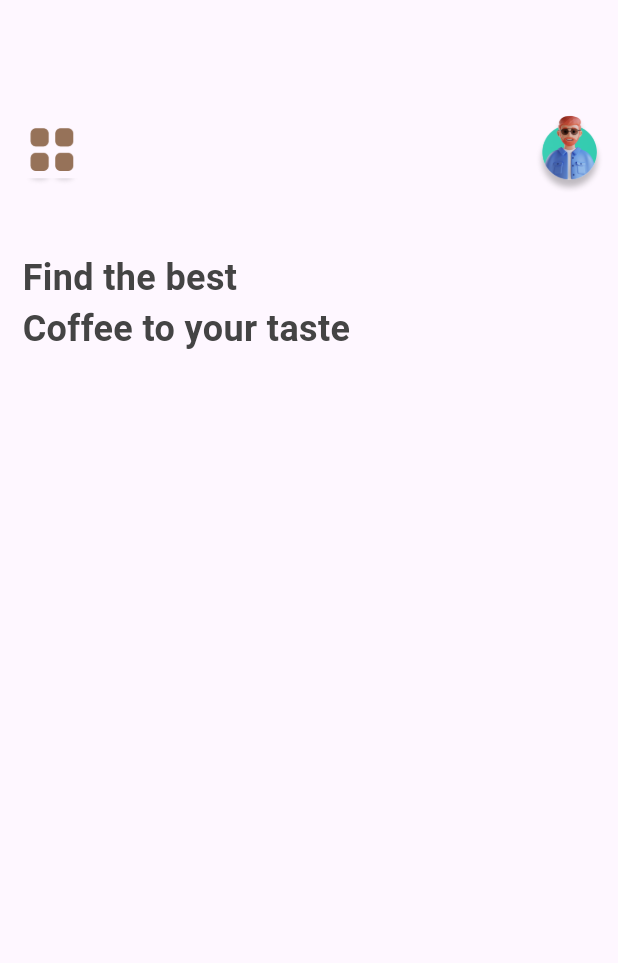
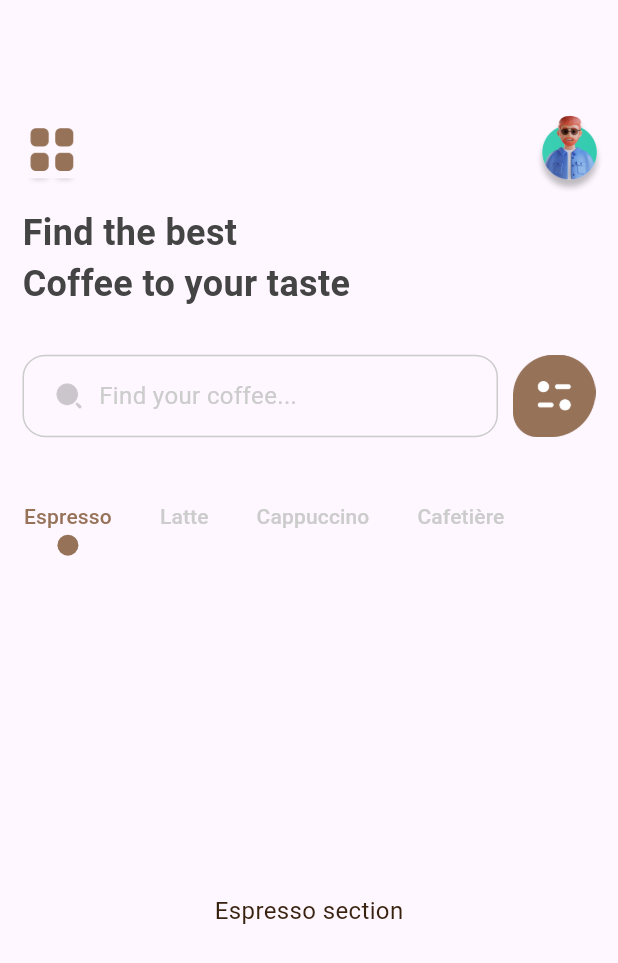
Before and after one commit to jayawardhanadskp/BrewBuddies-ChatBrew, a Flutter app: the HomePage screen opened directly, on a phone screen of 412 x 824 dp. Shown: the top 963 px of the screen. Run offline on Flutter 3.47's test engine with Material 3 defaults, Android fonts, the phone set to English and light mode, and no system bars; our stand-ins replace google_fonts.

Commit message:
tab bar with circle indicator

```diff
--- a/lib/pages/home_page.dart
+++ b/lib/pages/home_page.dart
@@ -9,21 +9,130 @@ class HomePage extends StatefulWidget {
   State<HomePage> createState() => _HomePageState();
 }
 
-class _HomePageState extends State<HomePage> {
+class _HomePageState extends State<HomePage>
+    with SingleTickerProviderStateMixin {
+  late TabController _tabController;
+
+  @override
+  void initState() {
+    _tabController = TabController(length: 4, vsync: this);
+    super.initState();
+  }
+
+  @override
+  void dispose() {
+    _tabController.dispose();
+    super.dispose();
+  }
+
   @override
   Widget build(BuildContext context) {
     return Scaffold(
       body: Column(
         children: [
-          const SizedBox(height: 70, width: double.infinity,),
+          const SizedBox(height: 70),
           Image.asset('assets/HeadNav.png'),
-          const SizedBox(height: 30,),
           Padding(
             padding: const EdgeInsets.symmetric(horizontal: 15.0),
-            child: Align(alignment: Alignment.centerLeft, child: Text('Find the best\nCoffee to your taste', style: AppFonts.large.copyWith(color: Color(0xFF444444)),)),
+            child: Column(
+              children: [
+                Align(
+                  alignment: Alignment.centerLeft,
+                  child: Text(
+                    'Find the best\nCoffee to your taste',
+                    style: AppFonts.large.copyWith(color: Color(0xFF444444)),
+                  ),
+                ),
+                const SizedBox(
+                  height: 30,
+                ),
+                Row(
+                  mainAxisAlignment: MainAxisAlignment.spaceBetween,
+                  children: [
+                    Expanded(
+                      child: Container(
+                        height: 55,
+                        decoration: BoxDecoration(
+                          border:
+                              Border.all(color: AppColors.lightGreay, width: 1),
+                          borderRadius: BorderRadius.circular(15),
+                        ),
+                        child: Padding(
+                          padding: const EdgeInsets.symmetric(
+                              horizontal: 20.0, vertical: 15),
+                          child: Row(
+                            crossAxisAlignment: CrossAxisAlignment.center,
+                            children: [
+                              Image.asset(
+                                'assets/Search.png',
+                                height: 20,
+                              ),
+                              const SizedBox(
+                                width: 10,
+                              ),
+                              Text(
+                                'Find your coffee...',
+                                style: AppFonts.small
+                                    .copyWith(color: AppColors.lightGreay),
+                              ),
+                            ],
+                          ),
+                        ),
+                      ),
+                    ),
+                    const SizedBox(width: 10),
+                    Image.asset(
+                      'assets/sort.png',
+                      height: 55,
+                    )
+                  ],
+                ),
+                const SizedBox(height: 30),
+              ],
+            ),
+          ),
+          TabBar(
+            controller: _tabController,
+            isScrollable: true,
+            labelColor: AppColors.normalBrown,
+            unselectedLabelColor: AppColors.lightGreay,
+            indicatorColor: AppColors.normalBrown,
+            dividerColor: Colors.transparent,
+            tabAlignment: TabAlignment.start,
+            indicator: const BoxDecoration(
+                color: AppColors.normalBrown, shape: BoxShape.circle),
+            indicatorPadding: const EdgeInsets.only(top: 35),
+            indicatorWeight: 3,
+            tabs: const [
+              Tab(text: 'Espresso'),
+              Tab(text: 'Latte'),
+              Tab(text: 'Cappuccino'),
+              Tab(text: 'Cafetière'),
+            ],
+          ),
+          const SizedBox(height: 20),
+          Expanded(
+            child: TabBarView(
+              controller: _tabController,
+              children: [
+                _buildTabContent('Espresso'),
+                _buildTabContent('Latte'),
+                _buildTabContent('Cappuccino'),
+                _buildTabContent('Cafetière'),
+              ],
+            ),
           ),
         ],
       ),
     );
   }
+
+  Widget _buildTabContent(String title) {
+    return Center(
+      child: Text(
+        '$title section',
+        style: AppFonts.small.copyWith(color: AppColors.darkBrown),
+      ),
+    );
+  }
 }
--- a/lib/utils/app_colors.dart
+++ b/lib/utils/app_colors.dart
@@ -4,5 +4,6 @@ class AppColors {
   static const lightBrown = Color(0xFFECE0D1);
   static const normalBrown = Color(0xFF967259);
   static const darkBrown = Color(0xFF38220F);
+  static const lightGreay = Color(0xFFCCCCCC);
 
 }
```
